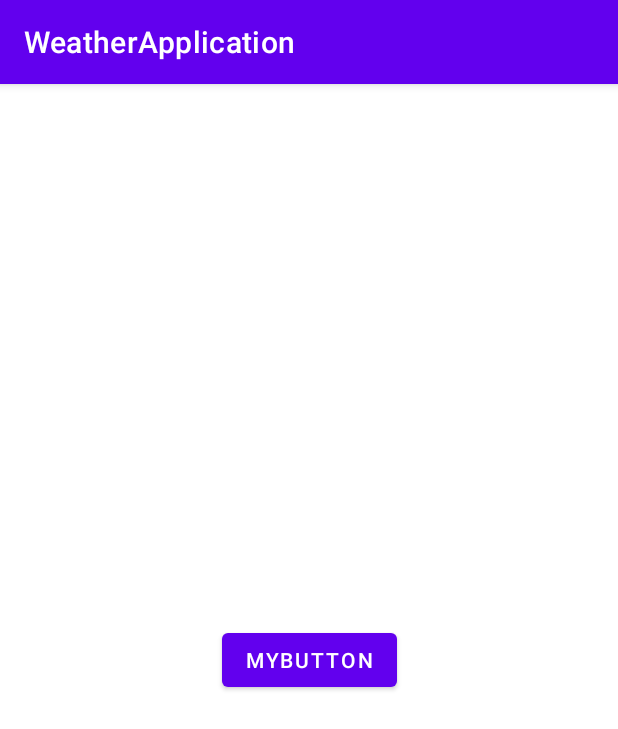
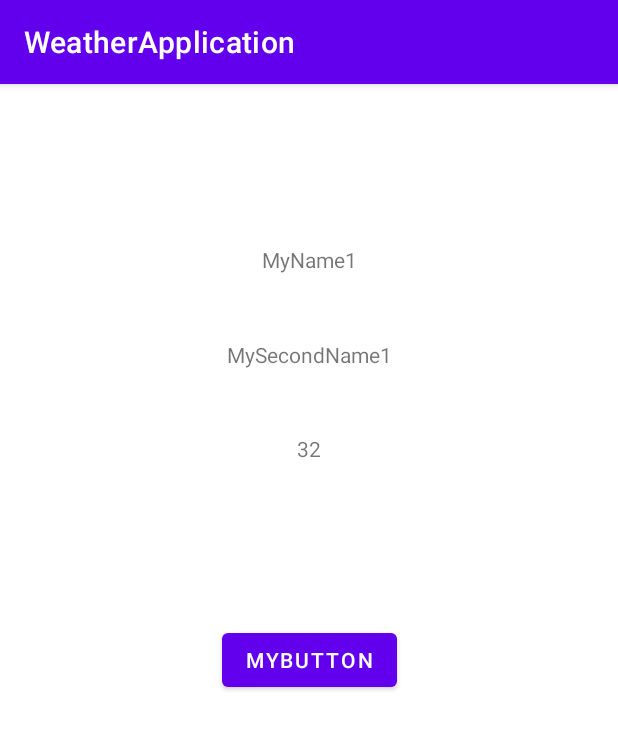
Before and after one commit to Roman-Repin/WeatherApplication, an Android app: the screen it shows after launch (MainActivity), on a phone screen of 412 x 824 dp. Shown: the top 729 px of the screen. Run offline under Robolectric (Android 15) with nearby library versions, the phone set to English and light mode, and no system bars.

Commit message:
Lesson 1. HW. Создана кнопка, DataClass и свойства + вывод на экран.

```diff
--- /dev/null
+++ b/app/src/main/java/com/example/weatherapplication/DataClassTest.kt
@@ -0,0 +1,5 @@
+package com.example.weatherapplication
+
+data class DataClassTest(val name: String, val SecondName: String, var age: Int) {
+
+}
--- a/app/src/main/java/com/example/weatherapplication/MainActivity.kt
+++ b/app/src/main/java/com/example/weatherapplication/MainActivity.kt
@@ -4,11 +4,32 @@ import androidx.appcompat.app.AppCompatActivity
 import android.os.Bundle
 import android.view.View
 import android.widget.Button
+import android.widget.TextView
+import android.widget.Toast
 
 class MainActivity : AppCompatActivity() {
+
     override fun onCreate(savedInstanceState: Bundle?) {
         super.onCreate(savedInstanceState)
         setContentView(R.layout.activity_main)
+
+        findViewById<Button>(R.id.button_material).setOnClickListener(View.OnClickListener {
+            Toast.makeText(this, "Click", Toast.LENGTH_SHORT).show()
+        })
+        onScreen()
     }
 
+    private fun onScreen() {
+        val dataClassTest = DataClassTest("MyName1", "MySecondName1", 32)
+        val name = dataClassTest.name
+        val secondName = dataClassTest.SecondName
+        val age = dataClassTest.age.toString()
+        val tv1: TextView = findViewById<TextView>(R.id.textView1)
+        val tv2: TextView = findViewById<TextView>(R.id.textView2)
+        val tv3: TextView = findViewById<TextView>(R.id.textView3)
+
+        tv1.text = name
+        tv2.text = secondName
+        tv3.text = age
+    }
 }
--- a/app/src/main/res/layout/activity_main.xml
+++ b/app/src/main/res/layout/activity_main.xml
@@ -16,4 +16,32 @@
         app:layout_constraintStart_toStartOf="parent"
         app:layout_constraintTop_toTopOf="parent" />
 
+
+    <TextView
+        android:id="@+id/textView3"
+        android:layout_width="wrap_content"
+        android:layout_height="wrap_content"
+        app:layout_constraintBottom_toTopOf="@+id/button_material"
+        app:layout_constraintEnd_toEndOf="parent"
+        app:layout_constraintStart_toStartOf="parent"
+        app:layout_constraintTop_toBottomOf="@+id/textView1" />
+
+    <TextView
+        android:id="@+id/textView2"
+        android:layout_width="wrap_content"
+        android:layout_height="wrap_content"
+        app:layout_constraintBottom_toTopOf="@+id/button_material"
+        app:layout_constraintEnd_toEndOf="parent"
+        app:layout_constraintStart_toStartOf="parent"
+        app:layout_constraintTop_toTopOf="parent" />
+
+    <TextView
+        android:id="@+id/textView1"
+        android:layout_width="wrap_content"
+        android:layout_height="wrap_content"
+        app:layout_constraintBottom_toTopOf="@+id/textView3"
+        app:layout_constraintEnd_toEndOf="parent"
+        app:layout_constraintStart_toStartOf="parent"
+        app:layout_constraintTop_toTopOf="parent" />
+
 </androidx.constraintlayout.widget.ConstraintLayout>
```
